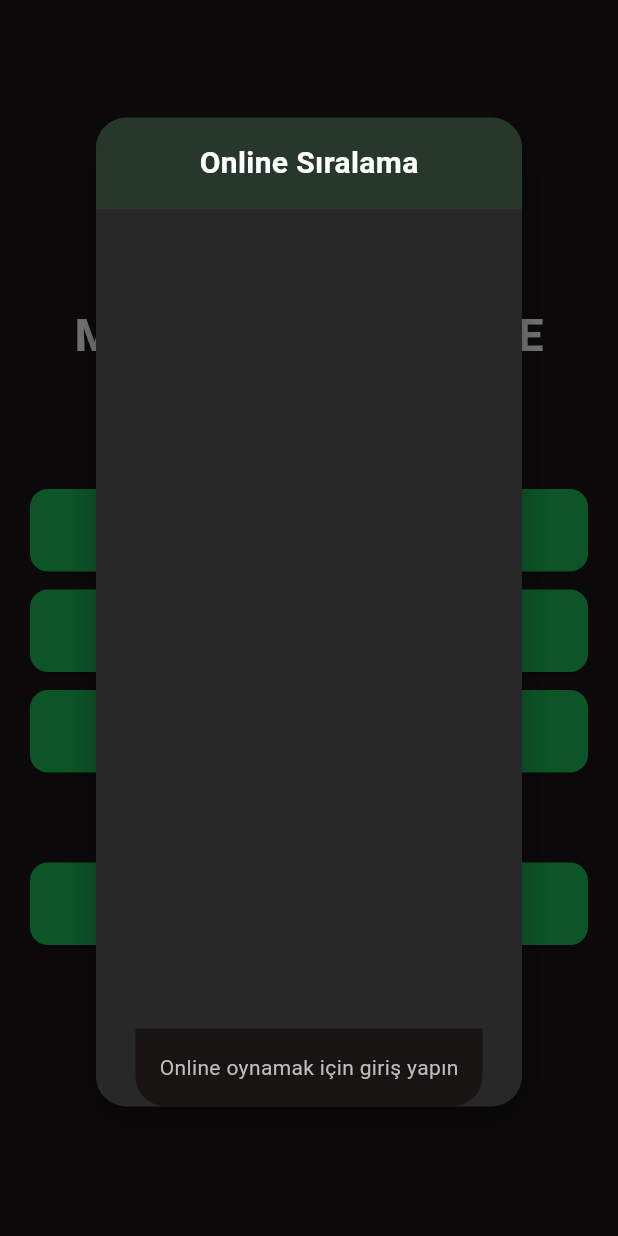
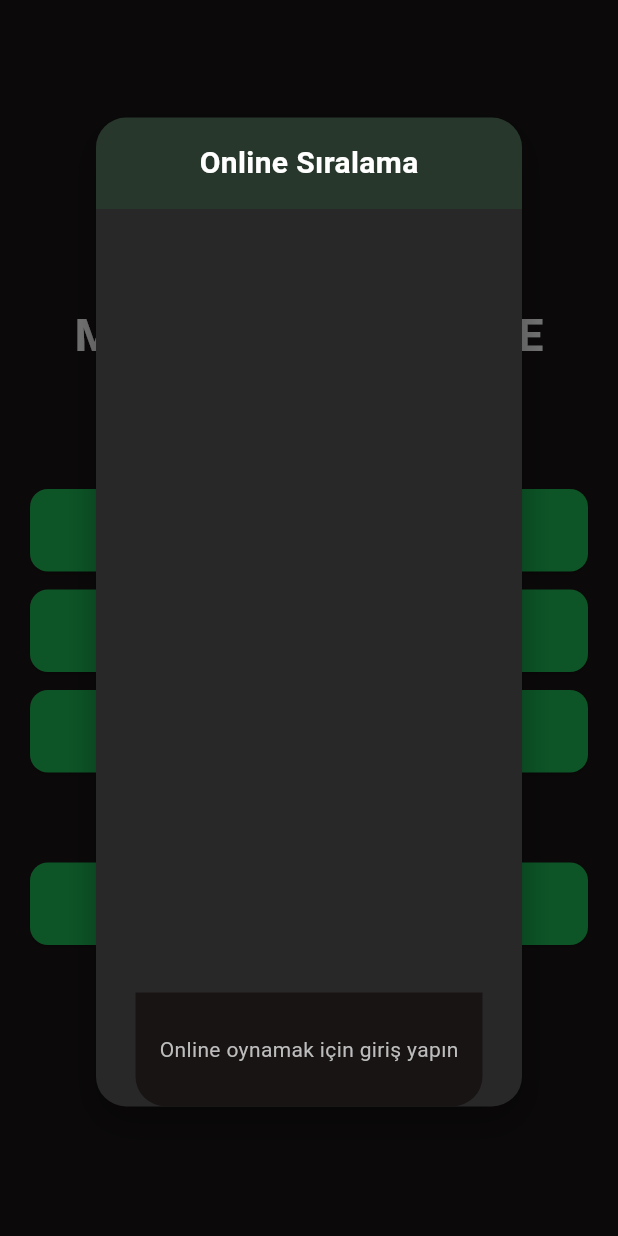
Before and after one commit to ernklyc/minemaster, a Flutter app: the screen it shows after launch, after a tap on "Online Oyna", on a phone screen of 412 x 824 dp. Run offline on Flutter 3.47's test engine with Material 3 defaults, Android fonts, the light colour scheme and no system bars; our stand-ins replace firebase_auth, firebase_core, firebase_database, google_mobile_ads, google_sign_in, shared_preferences and 1 more; accounts and stored records are empty.

Commit message:
Update localization strings for offline and online gameplay in main.dart; enhance UI button for online play in HomeScreen. Adjusted text for clarity and consistency in user experience. Improved code formatting for better readability.

```diff
--- a/lib/main.dart
+++ b/lib/main.dart
@@ -38,8 +38,8 @@ class AppLocalizations {
     'tr': {
       'app_name': 'MF MASTER ONLINE',
       'game_description': 'Güçlendirilmiş Mayın Tarlası',
-      'play': 'Oyuna Başla',
-      'high_scores': 'Yüksek Skorlar',
+      'play': 'Online Oyuna Başla',
+      'high_scores': 'Offline Yüksek Skorlar',
       'how_to_play': 'Nasıl Oynanır?',
       'developer': 'Geliştirici',
       'basic_controls': 'Temel Kontroller',
@@ -86,14 +86,14 @@ class AppLocalizations {
       'mode_easy_desc': '8x8 - 10 mayın',
       'mode_medium_desc': '10x10 - 15 mayın',
       'mode_hard_desc': '12x12 - 25 mayın',
-      'high_scores_title': 'Yüksek Skorlar',
+      'high_scores_title': 'Offline Yüksek Skorlar',
       'no_high_scores': 'Henüz yüksek skor yok!',
       'your_time': 'Süreniz',
       'best_time': 'En İyi Süre',
       'close_button': 'Kapat',
       'score_date': 'Tarih',
       'score_time': 'Süre',
-      'play_offline': 'Oyuna Başla',
+      'play_offline': 'Offline Oyuna Başla',
       'play_online': 'Online Oyna',
       'online_leaderboard': 'Online Sıralama',
       'your_rank': 'Sıralamanız',
@@ -108,8 +108,8 @@ class AppLocalizations {
     'en': {
       'app_name': 'MF MASTER ONLINE',
       'game_description': 'Enhanced Minesweeper',
-      'play': 'Play Game',
-      'high_scores': 'High Scores',
+      'play': 'Offline Play Game',
+      'high_scores': 'Offline High Scores',
       'how_to_play': 'How to Play',
       'developer': 'Developer',
       'basic_controls': 'Basic Controls',
@@ -163,7 +163,7 @@ class AppLocalizations {
       'close_button': 'Close',
       'score_date': 'Date',
       'score_time': 'Time',
-      'play_offline': 'Play Game',
+      'play_offline': 'Offline Play Game',
       'play_online': 'Play Online',
       'online_leaderboard': 'Online Leaderboard',
       'your_rank': 'Your Rank',
@@ -193,8 +193,9 @@ void main() async {
         options: DefaultFirebaseOptions.currentPlatform,
       );
       // Firebase Database'i başlat
-      FirebaseDatabase.instance.setPersistenceEnabled(true);  // Çevrimdışı desteği için
-      FirebaseDatabase.instance.ref().keepSynced(true);  // Senkronizasyon için
+      FirebaseDatabase.instance
+          .setPersistenceEnabled(true); // Çevrimdışı desteği için
+      FirebaseDatabase.instance.ref().keepSynced(true); // Senkronizasyon için
     }
 
     // MobileAds'i başlat
@@ -779,16 +780,16 @@ class _HomeScreenState extends State<HomeScreen> {
 
                     // Menü Butonları
                     _buildMenuButton(
-                      AppLocalizations.get('play_offline'),
-                      Icons.play_arrow,
-                      _showGameModeDialog,
-                    ),
-                    const SizedBox(height: 12),
-                    _buildMenuButton(
                       AppLocalizations.get('play_online'),
                       Icons.wifi,
                       _showOnlineLeaderboard,
                       isDisabled: false,
+                    ),
+                    const SizedBox(height: 12),
+                    _buildMenuButton(
+                      AppLocalizations.get('play_offline'),
+                      Icons.play_arrow,
+                      _showGameModeDialog,
                     ),
                     const SizedBox(height: 12),
                     _buildMenuButton(
@@ -1270,29 +1271,53 @@ class _HomeScreenState extends State<HomeScreen> {
                 child: Column(
                   children: [
                     if (_currentUser != null) ...[
-                      ElevatedButton(
+                      Container(
+                        width: double.infinity,
+                        child: ElevatedButton(
                           onPressed: _startOnlineGame,
                           style: ElevatedButton.styleFrom(
                             backgroundColor: MinefieldApp.spotifyGreen,
                             padding: const EdgeInsets.symmetric(
-                              horizontal: 32, vertical: 16),
+                              horizontal: 32,
+                              vertical: 16,
+                            ),
                             shape: RoundedRectangleBorder(
                               borderRadius: BorderRadius.circular(12),
                             ),
+                            elevation: 4,
                           ),
                           child: Row(
-                          mainAxisSize: MainAxisSize.min,
-                          children: [
-                            const Icon(Icons.play_arrow),
-                            const SizedBox(width: 8),
-                            Text(AppLocalizations.get('play_online')),
-                          ],
+                            mainAxisAlignment: MainAxisAlignment.center,
+                            children: [
+                              const Icon(
+                                Icons.play_arrow,
+                                color: Colors.white,
+                                size: 24,
+                              ),
+                              const SizedBox(width: 12),
+                              Text(
+                                AppLocalizations.get('play_online'),
+                                style: const TextStyle(
+                                  color: Colors.white,
+                                  fontSize: 16,
+                                  fontWeight: FontWeight.bold,
+                                  letterSpacing: 0.5,
+                                ),
+                              ),
+                            ],
+                          ),
                         ),
                       ),
                     ] else ...[
-                      Text(
+                      Container(
+                        padding: const EdgeInsets.symmetric(vertical: 12),
+                        child: Text(
                           'Online oynamak için giriş yapın',
-                        style: TextStyle(color: Colors.grey[400]),
+                          style: TextStyle(
+                            color: Colors.grey[400],
+                            fontSize: 14,
+                          ),
+                        ),
                       ),
                     ],
                   ],
@@ -1315,9 +1340,7 @@ class _HomeScreenState extends State<HomeScreen> {
     try {
       _currentUser = FirebaseAuth.instance.currentUser;
       setState(() {});
-    } catch (e) {
-      debugPrint('Error checking current user: $e');
-    }
+    } catch (e) {}
   }
 
   // Google ile giriş fonksiyonu
@@ -1515,11 +1538,15 @@ class _HomeScreenState extends State<HomeScreen> {
 
                   if (existingScoreKey != null) {
                     // Mevcut skoru güncelle
-                    await _database.child('scores').child(existingScoreKey!).update(scoreData);
+                    await _database
+                        .child('scores')
+                        .child(existingScoreKey!)
+                        .update(scoreData);
                     if (context.mounted) {
                       ScaffoldMessenger.of(context).showSnackBar(
                         SnackBar(
-                          content: Text('Yeni rekor! Önceki: $existingScore sn -> Yeni: $duration sn'),
+                          content: Text(
+                              'Yeni rekor! Önceki: $existingScore sn -> Yeni: $duration sn'),
                           backgroundColor: Colors.green,
                         ),
                       );
@@ -1540,7 +1567,8 @@ class _HomeScreenState extends State<HomeScreen> {
                   if (context.mounted) {
                     ScaffoldMessenger.of(context).showSnackBar(
                       SnackBar(
-                        content: Text('Daha iyi bir rekorunuz var: $existingScore saniye > $duration saniye'),
+                        content: Text(
+                            'Daha iyi bir rekorunuz var: $existingScore saniye > $duration saniye'),
                         backgroundColor: Colors.orange,
                       ),
                     );
```
Lines whose indentation alone changed are shown as unchanged.
